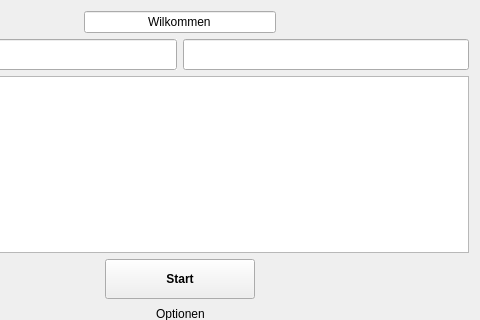
Above: phase6_gui.ui from JannikGrabe/Phase6 before the change; both pictures show x 120 to 600 and y 0 to 320 of the 600 by 439 pixel window. Below: the same form after it.
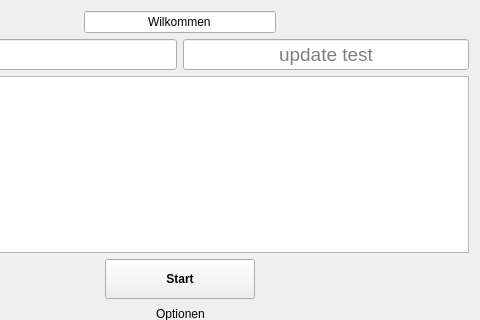
That is the form after the change. Icons and pictures are not drawn.

```diff
--- a/phase6_gui.ui
+++ b/phase6_gui.ui
@@ -149,7 +149,7 @@
          <bool>true</bool>
         </property>
         <property name="placeholderText">
-         <string/>
+         <string>update test</string>
         </property>
         <property name="clearButtonEnabled">
          <bool>false</bool>
```
